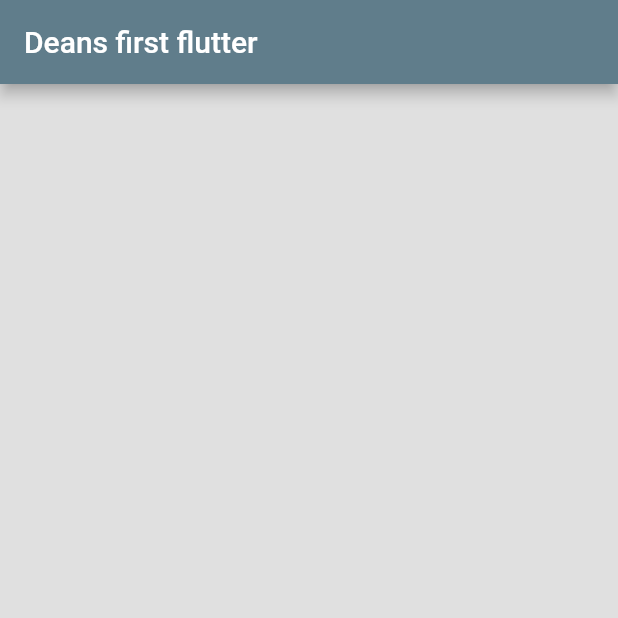
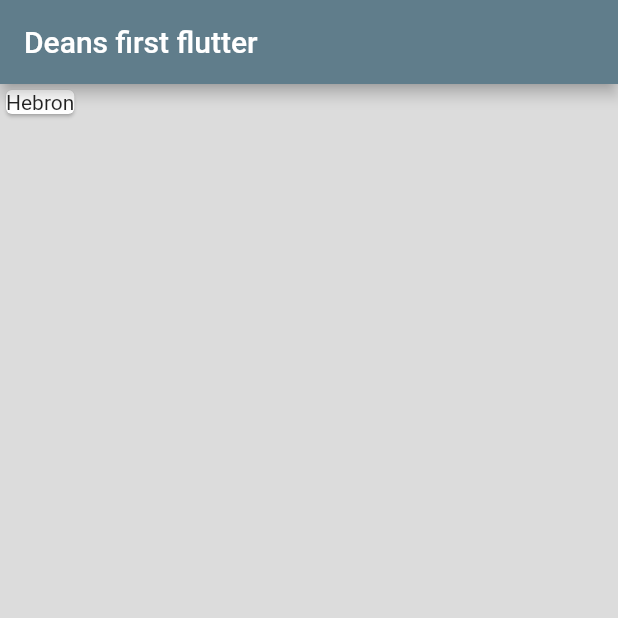
Before and after one commit to SydNS/FlutterMoja, a Flutter app: the screen it shows after launch, on a phone screen of 412 x 824 dp, the top half of it. Run offline on Flutter 3.47's test engine with Material 2 defaults, Android fonts, the phone set to English and light mode, and no system bars.

```diff
--- a/lib/main.dart
+++ b/lib/main.dart
@@ -2,23 +2,36 @@ import 'package:flutter/cupertino.dart';
 import 'package:flutter/material.dart';
 
 void main() {
-  runApp(MyApp());
+  runApp(MyHome());
       }
+
+class MyHome extends StatelessWidget {
+  const MyHome({Key key}) : super(key: key);
+
+  @override
+  Widget build(BuildContext context) {
+    return MaterialApp(
+      debugShowCheckedModeBanner: false,
+        title: "DEan",
+      home: MyApp(),
+
+    );
+  }
+}
 
 class MyApp extends StatelessWidget{
 
   @override
   Widget build(BuildContext context) {
-    return  MaterialApp(
-      debugShowCheckedModeBanner: false,
-      home: Scaffold(
+    return  Scaffold(
+      body: Scaffold(
         backgroundColor: Colors.black12,
         appBar:AppBar(title: Text("Deans first flutter"),
           backgroundColor: Colors.blueGrey,
         ),
         body:Column(
           children: [
-            Card(
+            Card(child: Text('Hebron'),
 
             )
 
```
